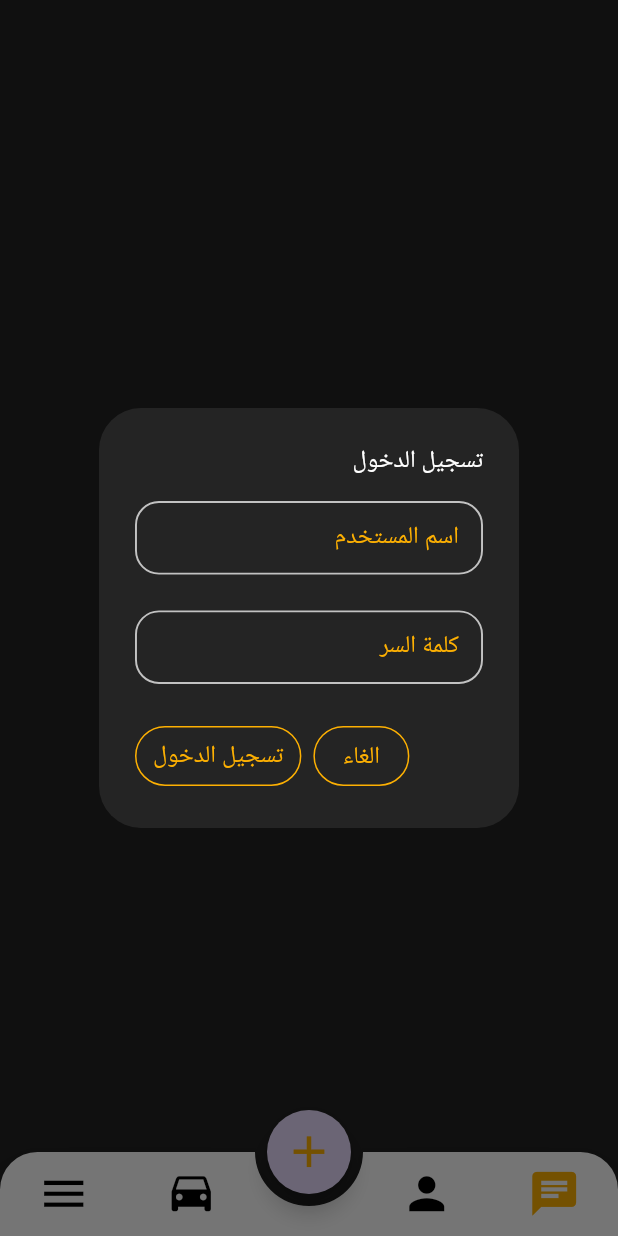
After one commit to IbrahimIG1/may_fair, a Flutter app: the HomeScreen screen opened by its route, after a tap on the "add" icon, on a phone screen of 412 x 824 dp. The commit adds this screen. Run offline on Flutter 3.47's test engine with Material 3 defaults, Android fonts, the light colour scheme and no system bars; drawn by our look-alikes of animated_bottom_navigation_bar; our stand-ins replace awesome_snackbar_content, cloud_firestore, firebase_auth, firebase_core, flutter_bloc, flutter_screenutil and 4 more; accounts and stored records are empty; network calls fail.

Commit message:
-added animated_bottom_navigation_bar package - added floating action Button - added home screen cubit - added home screen state - added chat screen

```diff
--- a/lib/core/di/dependencey_injection.dart.dart
+++ b/lib/core/di/dependencey_injection.dart.dart
@@ -4,6 +4,7 @@ import 'package:may_fair/core/network_services/auth_services.dart';
 import 'package:may_fair/core/network_services/firebase_services.dart';
 import 'package:may_fair/core/repos/Register_repo.dart';
 import 'package:may_fair/core/repos/login_repo.dart';
+import 'package:may_fair/features/screens/home/cubit/home_cubit.dart';
 import 'package:may_fair/features/screens/login/cubit/login_cubit.dart';
 import 'package:may_fair/features/screens/register/cubit/register_cubit.dart';
 
@@ -33,4 +34,5 @@ Future<void> setUp() async {
   //* Cubits
   getIt.registerFactory<LoginCubit>(() => LoginCubit(getIt()));
   getIt.registerFactory<RegisterCubit>(() => RegisterCubit(getIt()));
+  getIt.registerFactory<HomeCubit>(() => HomeCubit());
 }
--- a/lib/core/router/app_router.dart
+++ b/lib/core/router/app_router.dart
@@ -2,7 +2,9 @@ import 'package:flutter/material.dart';
 import 'package:flutter_bloc/flutter_bloc.dart';
 import 'package:may_fair/core/di/dependencey_injection.dart.dart';
 import 'package:may_fair/core/router/routes.dart';
-import 'package:may_fair/features/screens/home/home_screen.dart';
+import 'package:may_fair/features/screens/chat_screen/chat_screen.dart';
+import 'package:may_fair/features/screens/home/cubit/home_cubit.dart';
+import 'package:may_fair/features/screens/home/ui/home_screen.dart';
 import 'package:may_fair/features/screens/login/cubit/login_cubit.dart';
 import 'package:may_fair/features/screens/login/ui/login_screen.dart';
 import 'package:may_fair/features/screens/register/cubit/register_cubit.dart';
@@ -15,7 +17,15 @@ class AppRouter {
       //* home
       case Routes.homeScreen:
         return MaterialPageRoute(
-          builder: (context) => HomeScreen(),
+          builder: (context) => BlocProvider(
+            create: (context) => HomeCubit(),
+            child: HomeScreen(),
+          ),
+        );
+      //* home
+      case Routes.chatScreen:
+        return MaterialPageRoute(
+          builder: (context) => ChatScreen(),
         );
 
       //* login
--- a/lib/core/router/routes.dart
+++ b/lib/core/router/routes.dart
@@ -3,7 +3,7 @@ class Routes {
   static const String loginScreen = '/login_screen';
   static const String registerScreen = '/registe_screen';
   static const String homeScreen = '/home_screen';
-  static const String categoryDetailsScreen = '/category_details_screen';
+  static const String chatScreen = '/chat_screen';
   // Admin
   static const String addDataScreen = '/add_data_screen';
 }
--- a/lib/core/widgets/app_button.dart
+++ b/lib/core/widgets/app_button.dart
@@ -35,7 +35,6 @@ class AppTextButton extends StatelessWidget {
   @override
   Widget build(BuildContext context) {
     return TextButton(
-
       style: ButtonStyle(
           animationDuration: Duration(seconds: 2),
           shape: WidgetStateProperty.all<RoundedRectangleBorder>(
--- a/lib/features/screens/home/home_screen.dart
+++ b/lib/features/screens/chat_screen/chat_screen.dart
@@ -5,7 +5,9 @@ import 'package:may_fair/core/theme/text_styles.dart';
 import 'package:may_fair/core/widgets/app_text_feild.dart';
 import 'package:may_fair/generated/l10n.dart';
 
-class HomeScreen extends StatelessWidget {
+class ChatScreen extends StatelessWidget {
+  const ChatScreen({super.key});
+
   @override
   Widget build(BuildContext context) {
     return Scaffold(
--- /dev/null
+++ b/lib/features/screens/home/cubit/home_cubit.dart
@@ -0,0 +1,62 @@
+import 'package:flutter/material.dart';
+import 'package:flutter_bloc/flutter_bloc.dart';
+import 'package:may_fair/features/screens/home/cubit/home_state.dart';
+
+class HomeCubit extends Cubit<HomeState> {
+  HomeCubit() : super(HomeInitial());
+  static HomeCubit get(context) => BlocProvider.of(context);
+
+  int selectedIndex = 0;
+  List widgetOptions = [
+    ChatsScreen(),
+    UsersScreen(),
+    MenuScreen(),
+    MenuScreen(),
+  ];
+  TextEditingController usernameController = TextEditingController();
+  TextEditingController passwordController = TextEditingController();
+  void changeNavBarIcon(index) {
+    print('clicked');
+    selectedIndex = index;
+    emit(NavBarChangeState());
+  }
+}
+
+class ChatsScreen extends StatelessWidget {
+  const ChatsScreen({super.key});
+
+  @override
+  Widget build(BuildContext context) {
+    return const Center(
+        child: Text(
+      'Chats Page',
+      style: TextStyle(color: Colors.white),
+    ));
+  }
+}
+
+class UsersScreen extends StatelessWidget {
+  const UsersScreen({super.key});
+
+  @override
+  Widget build(BuildContext context) {
+    return const Center(
+        child: Text(
+      'Users Page',
+      style: TextStyle(color: Colors.white),
+    ));
+  }
+}
+
+class MenuScreen extends StatelessWidget {
+  const MenuScreen({super.key});
+
+  @override
+  Widget build(BuildContext context) {
+    return const Center(
+        child: Text(
+      'Menu Page',
+      style: TextStyle(color: Colors.white),
+    ));
+  }
+}
--- /dev/null
+++ b/lib/features/screens/home/cubit/home_state.dart
@@ -0,0 +1,5 @@
+
+abstract class HomeState {}
+
+final class HomeInitial extends HomeState {}
+final class NavBarChangeState extends HomeState {}
--- /dev/null
+++ b/lib/features/screens/home/ui/home_screen.dart
@@ -0,0 +1,43 @@
+import 'package:flutter/material.dart';
+import 'package:flutter_bloc/flutter_bloc.dart';
+import 'package:may_fair/core/theme/color.dart';
+import 'package:may_fair/features/screens/home/cubit/home_cubit.dart';
+import 'package:may_fair/features/screens/home/cubit/home_state.dart';
+import 'package:may_fair/features/screens/home/ui/widgets/add_dialog.dart';
+import 'package:may_fair/features/screens/home/ui/widgets/bottom_nav_bar.dart';
+
+class HomeScreen extends StatelessWidget {
+  const HomeScreen({super.key});
+
+  @override
+  Widget build(BuildContext context) {
+    return BlocConsumer<HomeCubit, HomeState>(
+      listener: (context, state) {},
+      builder: (context, state) {
+        HomeCubit homeCubit = HomeCubit.get(context);
+        return Scaffold(
+            body: Center(
+              child: homeCubit.widgetOptions.elementAt(homeCubit.selectedIndex),
+            ),
+            floatingActionButton: FloatingActionButton(
+              onPressed: () {
+                showDialogWidget(context);
+              },
+              shape: const CircleBorder(),
+              child: const Icon(
+                Icons.add,
+                color: ColorsManager.mainYellow,
+                size: 35,
+              ),
+            ),
+            floatingActionButtonLocation:
+                FloatingActionButtonLocation.centerDocked,
+            bottomNavigationBar: BottomNavBarWidget(
+                selectedIndex: homeCubit.selectedIndex,
+                onTap: (index) {
+                  homeCubit.changeNavBarIcon(index);
+                }));
+      },
+    );
+  }
+}
--- /dev/null
+++ b/lib/features/screens/home/ui/widgets/add_dialog.dart
@@ -0,0 +1,62 @@
+import 'package:flutter/material.dart';
+import 'package:may_fair/core/helper/spacer_helper.dart';
+import 'package:may_fair/core/theme/color.dart';
+import 'package:may_fair/core/theme/text_styles.dart';
+import 'package:may_fair/core/widgets/app_text_feild.dart';
+import 'package:may_fair/generated/l10n.dart';
+
+Future showDialogWidget(BuildContext context) async {
+  return await showDialog(
+    context: context,
+    builder: (BuildContext context) => AlertDialog(
+      backgroundColor: ColorsManager.greyDark,
+      title: Text(
+        S.current.login,
+        style: TextStyles.font14MediumWhite,
+      ),
+      content: SingleChildScrollView(
+        child: ListBody(
+          children: <Widget>[
+            AppTextFormFeild(
+                hintText: S.current.user_name, validator: (value) {}),
+            verticalSpace(20),
+            AppTextFormFeild(
+                hintText: S.current.password, validator: (value) {})
+          ],
+        ),
+      ),
+      actions: <Widget>[
+        TextButton(
+          style: ButtonStyle(
+            side: WidgetStateProperty.all(
+              BorderSide(color: ColorsManager.mainYellow),
+            ),
+          ),
+          child: Text(
+            S.current.cancle,
+            style: TextStyles.font14YellowMedium,
+          ),
+          onPressed: () {
+            // Implement your login logic here
+            Navigator.of(context).pop();
+          },
+        ),
+        TextButton(
+          style: ButtonStyle(
+            side: WidgetStateProperty.all(
+              BorderSide(color: ColorsManager.mainYellow),
+            ),
+          ),
+          child: Text(
+            S.current.login,
+            style: TextStyles.font14YellowMedium,
+          ),
+          onPressed: () {
+            // Implement your login logic here
+            Navigator.of(context).pop();
+          },
+        ),
+      ],
+    ),
+  );
+}
--- /dev/null
+++ b/lib/features/screens/home/ui/widgets/bottom_nav_bar.dart
@@ -0,0 +1,32 @@
+import 'package:animated_bottom_navigation_bar/animated_bottom_navigation_bar.dart';
+import 'package:flutter/material.dart';
+import 'package:may_fair/core/theme/color.dart';
+
+class BottomNavBarWidget extends StatelessWidget {
+  final int selectedIndex;
+  final Function onTap;
+  const BottomNavBarWidget(
+      {super.key, required this.selectedIndex, required this.onTap});
+
+  @override
+  Widget build(BuildContext context) {
+    return AnimatedBottomNavigationBar(
+      icons: const [
+        Icons.chat,
+        Icons.person,
+        Icons.drive_eta,
+        Icons.menu,
+      ],
+      activeIndex: selectedIndex,
+      activeColor: ColorsManager.mainYellow,
+      iconSize: 35,
+      gapLocation: GapLocation.center,
+      notchSmoothness: NotchSmoothness.verySmoothEdge,
+      leftCornerRadius: 25,
+      rightCornerRadius: 25,
+      onTap: (index) {
+        onTap(index);
+      },
+    );
+  }
+}
--- a/lib/l10n/intl_ar.arb
+++ b/lib/l10n/intl_ar.arb
@@ -18,5 +18,7 @@
     "welcome_register_text": "انطلقوا معنا في رحلات لا تُنسى - بوابتكم إلى أجمل الوجهات حول العالم. لنستكشف معًا!",
     "driver": "سائق",
     "customer": "عميل",
-    "type_your_message": "أكتب رسالتك هنا"
+    "type_your_message": "أكتب رسالتك هنا",
+    "cancle" : "الغاء"
+
 }
--- a/lib/l10n/intl_en.arb
+++ b/lib/l10n/intl_en.arb
@@ -18,5 +18,6 @@
     "welcome_register_text": "Your gateway to the world's most amazing destinations. Let's explore together!",
     "driver" : "Driver",
     "customer" : "customer",
-    "type_your_message" : "Type Your Message"
+    "type_your_message" : "Type Your Message",
+    "cancle" : "cancle"
 }
--- a/lib/main.dart
+++ b/lib/main.dart
@@ -1,4 +1,5 @@
 import 'package:flutter/material.dart';
+import 'package:flutter_bloc/flutter_bloc.dart';
 import 'package:flutter_localizations/flutter_localizations.dart';
 import 'package:flutter_screenutil/flutter_screenutil.dart';
 import 'package:may_fair/core/constants/constants.dart';
@@ -8,7 +9,9 @@ import 'package:may_fair/core/helper/shared_prefrence.dart';
 import 'package:may_fair/core/router/app_router.dart';
 import 'package:may_fair/core/router/routes.dart';
 import 'package:may_fair/core/theme/main_theme.dart';
-import 'package:may_fair/features/screens/home/home_screen.dart';
+import 'package:may_fair/features/screens/chat_screen/chat_screen.dart';
+import 'package:may_fair/features/screens/home/cubit/home_cubit.dart';
+import 'package:may_fair/features/screens/home/ui/home_screen.dart';
 import 'package:may_fair/generated/l10n.dart';
 
 void main() async {
@@ -29,7 +32,7 @@ class MyApp extends StatelessWidget {
         splitScreenMode: true,
         builder: (context, child) {
           return MaterialApp(
-            locale: const Locale('en'),
+            locale: const Locale('ar'),
             localizationsDelegates: const [
               S.delegate,
               GlobalMaterialLocalizations.delegate,
@@ -41,7 +44,10 @@ class MyApp extends StatelessWidget {
             theme: appTheme(),
             initialRoute: isUserLogin! ? Routes.homeScreen : Routes.loginScreen,
             onGenerateRoute: AppRouter().generateRouter,
-            home: HomeScreen(),
+            home: BlocProvider(
+              create: (context) => HomeCubit(),
+              child: HomeScreen(),
+            ),
           );
         });
   }
--- a/pubspec.yaml
+++ b/pubspec.yaml
@@ -45,6 +45,7 @@ dependencies:
   intl: ^0.19.0
   shared_preferences: ^2.3.2
   awesome_snackbar_content: ^0.1.3
+  animated_bottom_navigation_bar: ^1.3.3
 
 dev_dependencies:
   flutter_lints: ^3.0.0
```
Also changed, not shown: lib/generated/intl/messages_ar.dart, lib/generated/intl/messages_en.dart, lib/generated/l10n.dart, pubspec.lock.
